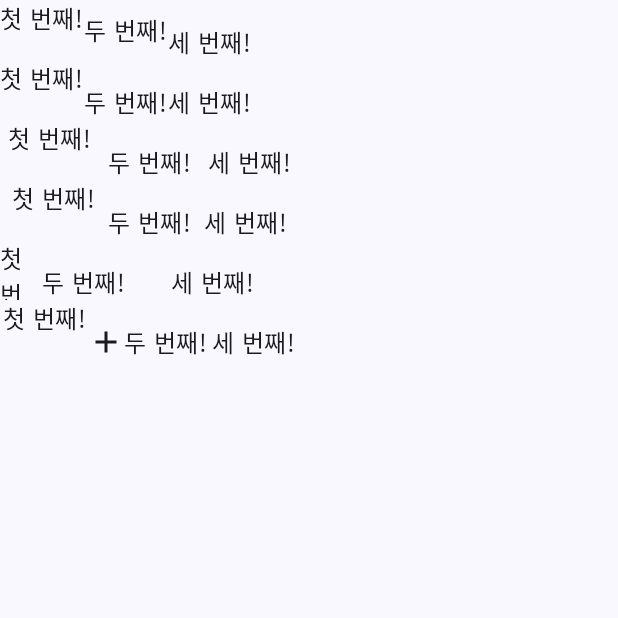
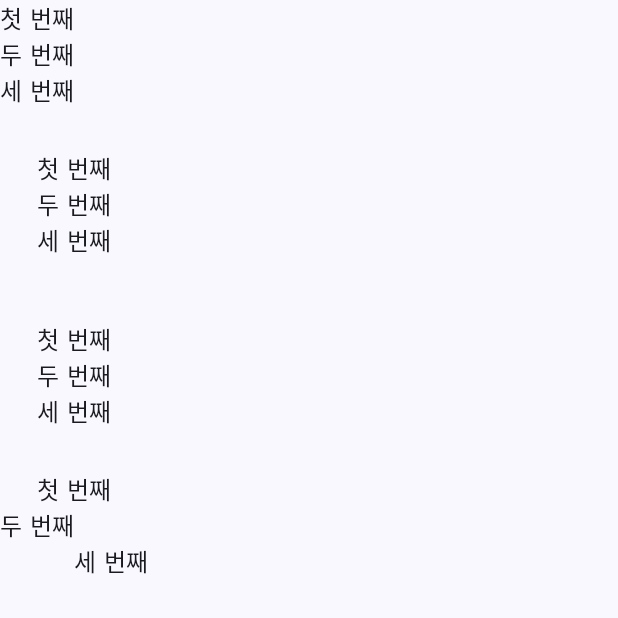
Before and after one commit to ichanguk/Jetpack-Compose-Prac, an Android app built with Jetpack Compose: the screen it shows after launch (RowActivity before the commit, ColumnActivity after it), on a phone screen of 412 x 824 dp, the top half of it. Run offline under Robolectric (Android 15) with nearby library versions, the phone set to English and light mode, and no system bars.

Commit message:
Update Column

```diff
--- a/app/src/main/AndroidManifest.xml
+++ b/app/src/main/AndroidManifest.xml
@@ -13,9 +13,9 @@
         android:theme="@style/Theme.JetpackComposePrac"
         tools:targetApi="31">
         <activity
-            android:name=".RowActivity"
+            android:name=".ColumnActivity"
             android:exported="true"
-            android:label="@string/title_activity_row"
+            android:label="@string/title_activity_column"
             android:theme="@style/Theme.JetpackComposePrac">
             <intent-filter>
                 <action android:name="android.intent.action.MAIN" />
@@ -24,10 +24,15 @@
             </intent-filter>
         </activity>
         <activity
+            android:name=".RowActivity"
+            android:exported="true"
+            android:label="@string/title_activity_row"
+            android:theme="@style/Theme.JetpackComposePrac"/>
+        <activity
             android:name=".BoxActivity"
             android:exported="true"
             android:label="@string/title_activity_box"
-            android:theme="@style/Theme.JetpackComposePrac"/>
+            android:theme="@style/Theme.JetpackComposePrac" />
         <activity
             android:name=".SurfaceActivity"
             android:exported="true"
--- /dev/null
+++ b/app/src/main/java/com/example/jetpackcomposeprac/ColumnActivity.kt
@@ -0,0 +1,90 @@
+package com.example.jetpackcomposeprac
+
+import android.os.Bundle
+import androidx.activity.ComponentActivity
+import androidx.activity.compose.setContent
+import androidx.compose.foundation.layout.Arrangement
+import androidx.compose.foundation.layout.Column
+import androidx.compose.foundation.layout.fillMaxSize
+import androidx.compose.foundation.layout.size
+import androidx.compose.material3.MaterialTheme
+import androidx.compose.material3.Surface
+import androidx.compose.material3.Text
+import androidx.compose.runtime.Composable
+import androidx.compose.ui.Alignment
+import androidx.compose.ui.Modifier
+import androidx.compose.ui.tooling.preview.Preview
+import androidx.compose.ui.unit.dp
+import com.example.jetpackcomposeprac.ui.theme.JetpackComposePracTheme
+
+class ColumnActivity : ComponentActivity() {
+    override fun onCreate(savedInstanceState: Bundle?) {
+        super.onCreate(savedInstanceState)
+        setContent {
+            JetpackComposePracTheme {
+                // A surface container using the 'background' color from the theme
+                Surface(
+                    modifier = Modifier.fillMaxSize(),
+                    color = MaterialTheme.colorScheme.background
+                ) {
+                    ColumnEx()
+                }
+            }
+        }
+    }
+}
+
+@Composable
+fun ColumnEx() {
+    Column {
+        Column(
+            modifier = Modifier.size(100.dp)
+        ) {
+            Text(text = "첫 번째")
+            Text(text = "두 번째")
+            Text(text = "세 번째")
+        }
+
+        // step1 : horizontalAlignment를 Column에 적용
+        Column(
+            modifier = Modifier.size(100.dp),
+            horizontalAlignment = Alignment.CenterHorizontally
+        ) {
+            Text(text = "첫 번째")
+            Text(text = "두 번째")
+            Text(text = "세 번째")
+        }
+
+        // step 2 : Column에 verticalArrangement를 지정
+        // SpaceAround, SpaceEvenly, SpaceBetween도 해보기
+        Column(
+            modifier = Modifier.size(100.dp),
+            horizontalAlignment = Alignment.CenterHorizontally,
+            verticalArrangement = Arrangement.Center
+        ) {
+            Text(text = "첫 번째")
+            Text(text = "두 번째")
+            Text(text = "세 번째")
+        }
+
+        // step 3 : Text에 Modifier.align 사용
+        Column(
+            modifier = Modifier.size(100.dp),
+            horizontalAlignment = Alignment.CenterHorizontally,
+            verticalArrangement = Arrangement.Center
+        ) {
+            Text(text = "첫 번째")
+            Text(text = "두 번째", modifier = Modifier.align(Alignment.Start))
+            Text(text = "세 번째", modifier = Modifier.align(Alignment.End))
+        }
+    }
+
+}
+
+@Preview(showBackground = true)
+@Composable
+fun ColumnExPreview() {
+    JetpackComposePracTheme {
+        ColumnEx()
+    }
+}
--- a/app/src/main/res/values/strings.xml
+++ b/app/src/main/res/values/strings.xml
@@ -5,4 +5,5 @@
     <string name="title_activity_surface">SurfaceActivity</string>
     <string name="title_activity_box">BoxActivity</string>
     <string name="title_activity_row">RowActivity</string>
+    <string name="title_activity_column">ColumnActivity</string>
 </resources>
```
